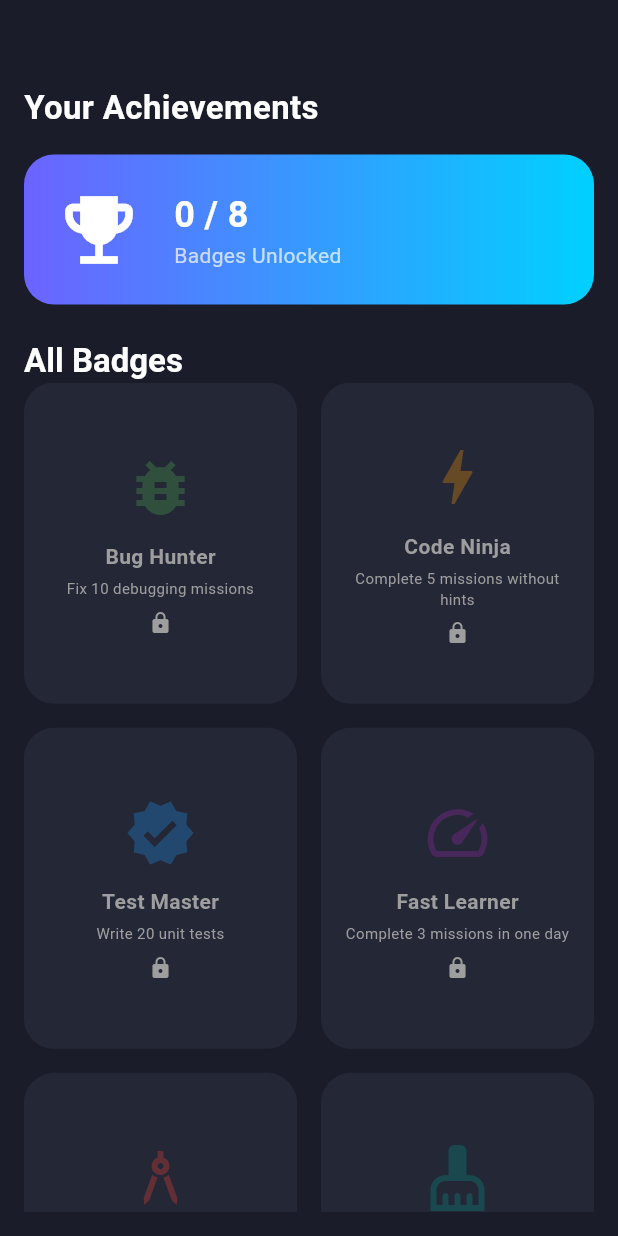
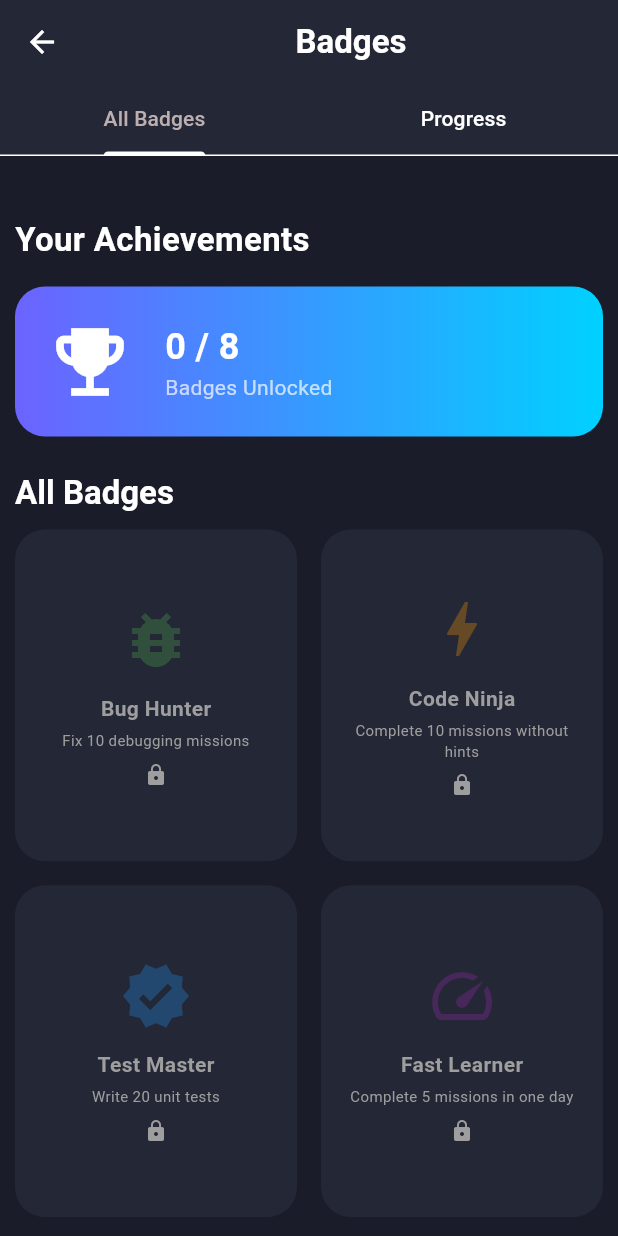
Before and after one commit to Abdelwahebbch/code_quest, a Flutter app: the BadgesScreen screen opened directly, on a phone screen of 412 x 824 dp. Run offline on Flutter 3.47's test engine with Material 3 defaults, Android fonts, the phone set to English and light mode, and no system bars; our stand-ins replace appwrite, dropdown_button2, firebase_messaging, flutter_local_notifications, flutter_markdown_plus, image_picker and 2 more; missing offline and left inert: flutter_code_editor, highlight; accounts and stored records are empty; network calls fail.

Commit message:
add the new badges structure

```diff
--- a/lib/views/badges/badges_screen.dart
+++ b/lib/views/badges/badges_screen.dart
@@ -10,7 +10,7 @@ class BadgesScreen extends StatefulWidget {
   State<BadgesScreen> createState() => _BadgesScreenState();
 }
 
-class _BadgesScreenState extends State<BadgesScreen> {
+class _BadgesScreenState extends State<BadgesScreen> with SingleTickerProviderStateMixin {
   List<Map<String, dynamic>> allBadges = [
     {
       'name': 'Bug Hunter',
@@ -21,7 +21,7 @@ class _BadgesScreenState extends State<BadgesScreen> {
     },
     {
       'name': 'Code Ninja',
-      'desc': 'Complete 5 missions without hints',
+      'desc': 'Complete 10 missions without hints',
       'icon': Icons.bolt,
       'color': Colors.orange,
       'unlocked': false
@@ -35,28 +35,28 @@ class _BadgesScreenState extends State<BadgesScreen> {
     },
     {
       'name': 'Fast Learner',
-      'desc': 'Complete 3 missions in one day',
+      'desc': 'Complete 5 missions in one day',
       'icon': Icons.speed,
       'color': Colors.purple,
       'unlocked': false
     },
     {
       'name': 'Architect',
-      'desc': 'Design a complex system',
+      'desc': 'Complete 10 ordering tasks',
       'icon': Icons.architecture,
       'color': Colors.red,
       'unlocked': false
     },
     {
       'name': 'Clean Coder',
-      'desc': 'Maintain high code quality',
+      'desc': 'complete 10 missions with fewer than 30 failures.',
       'icon': Icons.cleaning_services,
       'color': Colors.teal,
       'unlocked': false
     },
     {
       'name': 'Team Player',
-      'desc': 'Review 5 peer solutions',
+      'desc': 'Complete at least 10 single-choice and 10 multiple-choice challenges',
       'icon': Icons.groups,
       'color': Colors.indigo,
       'unlocked': false
@@ -69,6 +69,19 @@ class _BadgesScreenState extends State<BadgesScreen> {
       'unlocked': false
     },
   ];
+  late TabController _tabController;
+  int selectedTab = 0;
+
+  @override
+  void initState(){
+    super.initState();
+    _tabController = TabController(length: 2, vsync: this);
+    _tabController.addListener(() {
+      setState(() {
+        selectedTab = _tabController.index;
+      });
+    });
+  }
 
   @override
   Widget build(BuildContext context) {
@@ -81,31 +94,180 @@ class _BadgesScreenState extends State<BadgesScreen> {
         }
       }
     });
-    return SafeArea(
+    return   SafeArea(
       child: Scaffold(
-        body: Padding(
-          padding: const EdgeInsets.all(16.0),
+        appBar: AppBar(
+          title: const Center(child: Text("Badges")),
+          bottom: TabBar(
+            controller: _tabController,
+            indicatorColor: Colors.white,
+            labelColor: const Color.fromARGB(255, 189, 175, 175),
+            tabs: const [
+              Tab(text: 'All Badges'),
+              Tab(text: 'Progress'),
+            ],
+          ),
+        ),
+        body: TabBarView(
+          controller: _tabController,
+          children: [
+            badges(),
+            _buildProgressList(context)
+          ],
+        ),
+      ),
+    );
+  }
+
+  Widget _buildProgressList(context) {
+    final authService = Provider.of<DataProvider>(context, listen: false);
+    List<String> ownBadges = authService.progress.earnedBadges;
+    Map<String, dynamic> progress = authService.progress.badgesProgress;
+    int missionsCompletedToday = 0;
+    for (int i = 0; i < authService.progress.missions.length; i++) {
+      if (authService.progress.missions[i].isCompleted) {
+        missionsCompletedToday += 1;
+      }
+    }
+    double bugHunter =
+        (progress['debug'] / 10) >= 1 ? 1 : progress['debug'] / 10;
+    double codeNinja =
+        ((authService.progress.nbMissionCompletedWithoutHints / 10)) >= 1
+            ? 1
+            : (authService.progress.nbMissionCompletedWithoutHints / 10);
+    double testMaster =
+        ((progress['test'] / 20)) >= 1 ? 1 : (progress['test'] / 20);
+    double fastLearner = ownBadges.contains("Fast Learner")? 1.0 :(
+        missionsCompletedToday / 5 >= 1 ? 1 : missionsCompletedToday / 5);
+    double architect =
+        progress['ordering'] / 10 >= 1 ? 1 : progress['ordering'] / 10;
+    double cleanCoder =
+        ((progress['complete'] / 10 > 1 ? 1 : progress['complete'] / 10) +
+                (authService.progress.totalFailures / 30 > 1
+                    ? 1
+                    : authService.progress.totalFailures / 30)) /
+            2;
+    double teamPlayer = ((progress['singleChoice'] / 10 > 1
+                ? 1
+                : progress['singleChoice'] / 10) +
+            (progress['multipleChoice'] / 10 > 1
+                ? 1
+                : progress['multipleChoice'] / 10)) /
+        2;
+    double aiWhisperer = (authService.progress.totalAIQuestions / 50) > 1
+        ? 1
+        : (authService.progress.totalAIQuestions / 50);
+    //TODO : lazem dynamique
+    return SingleChildScrollView(
+      child:
+      Column(
+      children: [
+        const SizedBox(height: 40),
+        Padding(
+          padding: const EdgeInsets.only(left: 10.0,right: 10),
+          child: _buildProgressItem("Bug Hunter", bugHunter),
+        ),
+        const SizedBox(height: 12),
+        Padding(
+          padding: const EdgeInsets.only(left: 10.0,right: 10),
+          child: _buildProgressItem("Code Ninja", codeNinja),
+        ),
+        const SizedBox(height: 12),
+        Padding(
+          padding: const EdgeInsets.only(left: 10.0,right: 10),
+          child: _buildProgressItem("Test Master", testMaster),
+        ),
+        const SizedBox(height: 12),
+        Padding(
+          padding: const EdgeInsets.only(left: 10.0,right: 10),
+          child: _buildProgressItem("Fast Learner", fastLearner),
+        ),
+        const SizedBox(height: 12),
+        Padding(
+         padding: const EdgeInsets.only(left: 10.0,right: 10),
+          child: _buildProgressItem("Architect", architect),
+        ),
+        const SizedBox(height: 12),
+        Padding(
+          padding: const EdgeInsets.only(left: 10.0,right: 10),
+          child: _buildProgressItem("Clean Coder", cleanCoder),
+        ),
+        const SizedBox(height: 12),
+        Padding(
+          padding: const EdgeInsets.only(left: 10.0,right: 10),
+          child: _buildProgressItem("Team Player", teamPlayer),
+        ),
+        const SizedBox(height: 12),
+        Padding(
+          padding: const EdgeInsets.only(left: 10.0,right: 10),
+          child: _buildProgressItem("AI Whisperer", aiWhisperer),
+        ),
+        const SizedBox(height: 12),
+      ],
+    ));
+  }
+
+   Widget _buildProgressItem(String title, double progress) {
+    return Container(
+      padding: const EdgeInsets.all(16),
+      decoration: BoxDecoration(
+        color: AppTheme.cardColor,
+        borderRadius: BorderRadius.circular(12),
+      ),
       child: Column(
+        crossAxisAlignment: CrossAxisAlignment.start,
+        children: [
+          Row(
+            mainAxisAlignment: MainAxisAlignment.spaceBetween,
+            children: [
+              Text(title, style: const TextStyle(fontWeight: FontWeight.bold)),
+              Text("${(progress * 100).toInt()}%"),
+            ],
+          ),
+          const SizedBox(height: 8),
+          LinearProgressIndicator(
+            value: progress,
+            backgroundColor: Colors.white10,
+            valueColor:
+                const AlwaysStoppedAnimation<Color>(AppTheme.primaryColor),
+          ),
+        ],
+      ),
+    );
+  }
+
+    Widget badges(){
+    return Column(
             crossAxisAlignment: CrossAxisAlignment.start,
             children: [
               const SizedBox(
                 height: 40,
               ),
-              const Text(
+              const Padding(
+                padding:  EdgeInsets.only(left:10.0),
+                child:  Text(
                   "Your Achievements",
                   style: TextStyle(
                       color: Colors.white,
                       fontSize: 22,
                       fontWeight: FontWeight.bold),
                 ),
+              ),
               const SizedBox(
                 height: 16,
               ),
-              _buildSummaryCard(allBadges),
+              Padding(
+                padding: const EdgeInsets.only(left: 10.0, right: 10.0),
+                child: _buildSummaryCard(allBadges),
+              ),
               const SizedBox(height: 24),
-              Text("All Badges", style: Theme.of(context).textTheme.titleLarge),
+              Padding(
+                padding: const EdgeInsets.only(left: 10.0),
+                child: Text("All Badges", style: Theme.of(context).textTheme.titleLarge),
+              ),
               Expanded(
                 child: GridView.builder(
+                   padding: const EdgeInsets.symmetric(horizontal: 10, vertical: 10),
                   gridDelegate: const SliverGridDelegateWithFixedCrossAxisCount(
                     crossAxisCount: 2,
                     crossAxisSpacing: 16,
@@ -120,9 +282,6 @@ class _BadgesScreenState extends State<BadgesScreen> {
                 ),
               ),
             ],
-          ),
-        ),
-      ),
           );
   }
 
```
Lines whose indentation alone changed are shown as unchanged.
